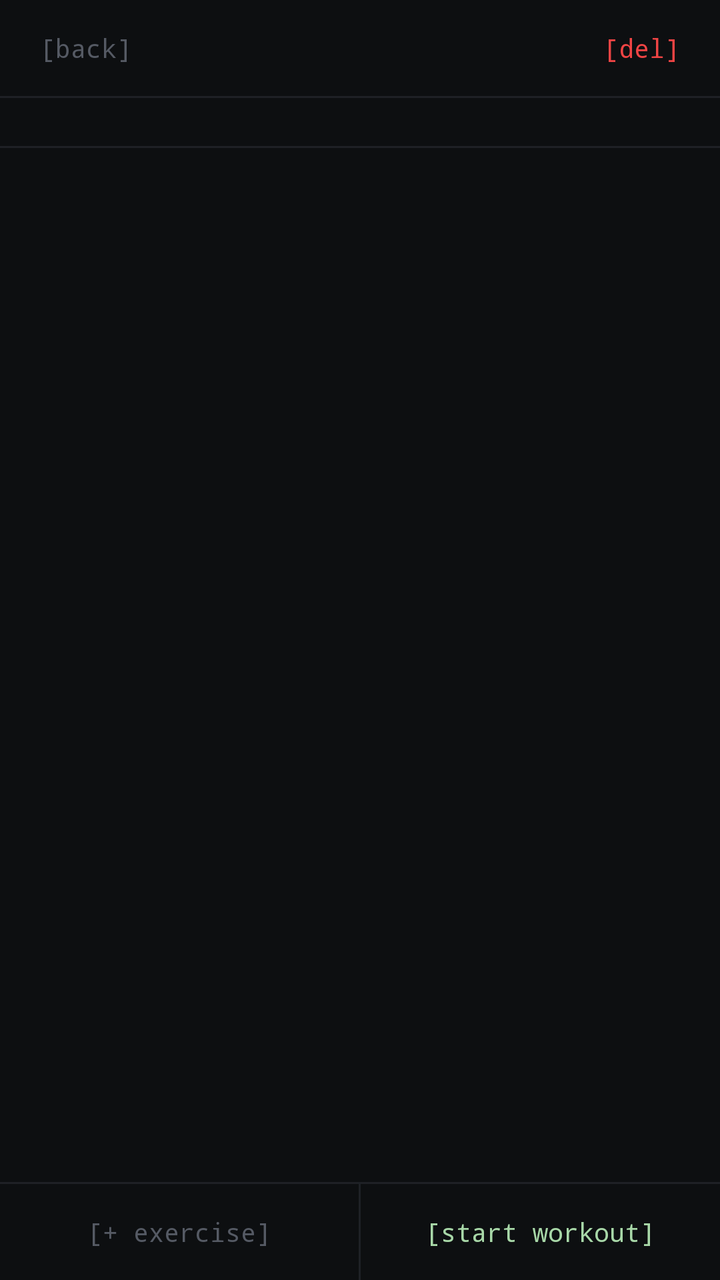
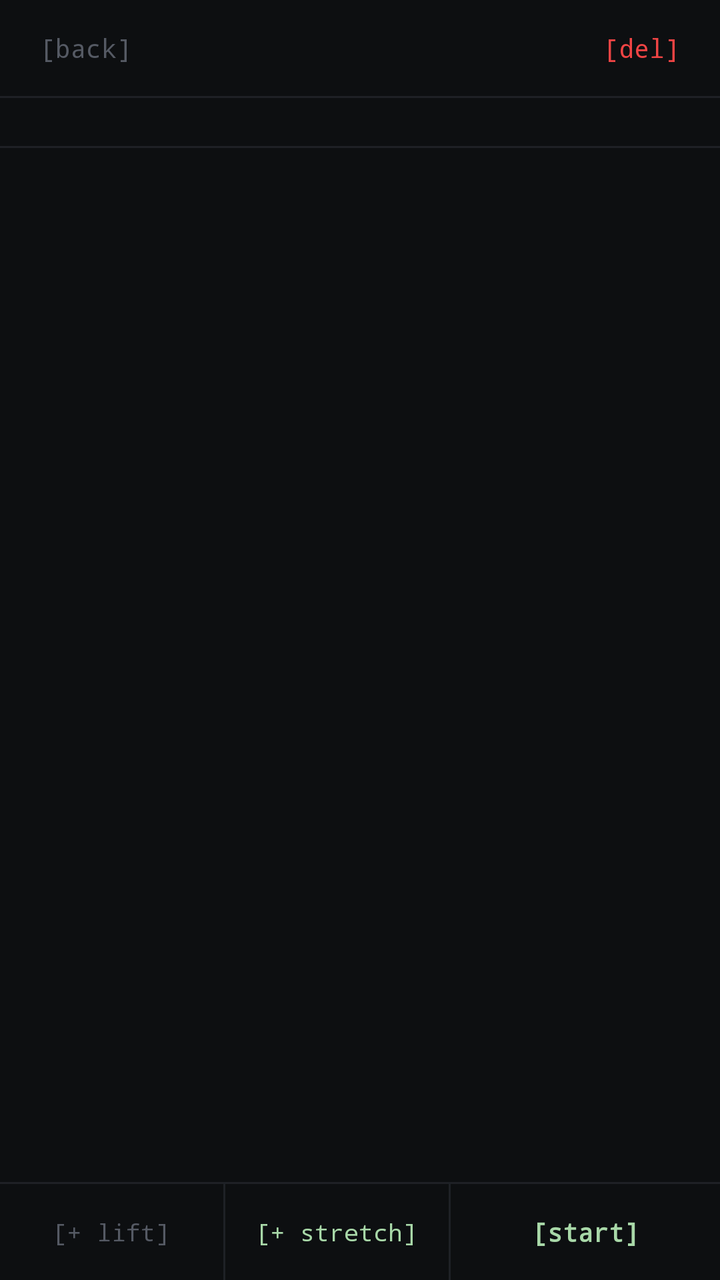

An Android layout rendered at two revisions. The XML below is the earlier revision; the diff shows what the commit changed to produce the second picture.
<!-- AndroidManifest.xml: application theme android:Theme.NoTitleBar -->
<!-- res/layout/activity_plan_detail.xml -->
<?xml version="1.0" encoding="utf-8"?>
<LinearLayout xmlns:android="http://schemas.android.com/apk/res/android"
    android:layout_width="match_parent"
    android:layout_height="match_parent"
    android:orientation="vertical"
    android:background="#0D0F11">

    
    <LinearLayout
        android:layout_width="match_parent"
        android:layout_height="48dp"
        android:orientation="horizontal"
        android:gravity="center_vertical"
        android:paddingLeft="16dp"
        android:paddingRight="16dp">

        <TextView
            android:id="@+id/tvBack"
            android:layout_width="wrap_content"
            android:layout_height="wrap_content"
            android:text="[back]"
            android:textColor="#555A64"
            android:textSize="13sp"
            android:typeface="monospace"
            android:padding="4dp"/>

        <TextView
            android:id="@+id/tvPlanName"
            android:layout_width="0dp"
            android:layout_height="wrap_content"
            android:layout_weight="1"
            android:textColor="#E0E2E6"
            android:textSize="16sp"
            android:typeface="monospace"
            android:textStyle="bold"
            android:gravity="center"
            android:singleLine="true"
            android:ellipsize="end"/>

        <TextView
            android:id="@+id/tvDelete"
            android:layout_width="wrap_content"
            android:layout_height="wrap_content"
            android:text="[del]"
            android:textColor="#EF4444"
            android:textSize="13sp"
            android:typeface="monospace"
            android:padding="4dp"/>
    </LinearLayout>

    <View
        android:layout_width="match_parent"
        android:layout_height="1dp"
        android:background="#1E2126"/>

    
    <LinearLayout
        android:id="@+id/layoutDays"
        android:layout_width="match_parent"
        android:layout_height="wrap_content"
        android:orientation="horizontal"
        android:padding="12dp"
        android:gravity="center"/>

    <View
        android:layout_width="match_parent"
        android:layout_height="1dp"
        android:background="#1E2126"/>

    
    <ListView
        android:id="@+id/lvExercises"
        android:layout_width="match_parent"
        android:layout_height="0dp"
        android:layout_weight="1"
        android:divider="#1E2126"
        android:dividerHeight="1dp"
        android:scrollbars="none"
        android:background="#0D0F11"/>

    <View
        android:layout_width="match_parent"
        android:layout_height="1dp"
        android:background="#1E2126"/>

    
    <LinearLayout
        android:layout_width="match_parent"
        android:layout_height="48dp"
        android:orientation="horizontal"
        android:background="#0D0F11">

        <TextView
            android:id="@+id/tvAddExercise"
            android:layout_width="0dp"
            android:layout_height="match_parent"
            android:layout_weight="1"
            android:text="[+ exercise]"
            android:textColor="#555A64"
            android:textSize="13sp"
            android:typeface="monospace"
            android:gravity="center"
            android:background="@drawable/row_selector"/>

        <View
            android:layout_width="1dp"
            android:layout_height="match_parent"
            android:background="#1E2126"/>

        <TextView
            android:id="@+id/tvStartWorkout"
            android:layout_width="0dp"
            android:layout_height="match_parent"
            android:layout_weight="1"
            android:text="[start workout]"
            android:textColor="#A8D8A8"
            android:textSize="13sp"
            android:typeface="monospace"
            android:gravity="center"
            android:background="@drawable/row_selector"/>
    </LinearLayout>
</LinearLayout>
<!-- resources referenced by this layout -->
<resources>
  <!-- drawable row_selector (drawable) -->
  <?xml version="1.0" encoding="utf-8"?>
  <selector xmlns:android="http://schemas.android.com/apk/res/android">
      <item android:state_pressed="true">
          <color android:color="#1A1C20"/>
      </item>
      <item android:state_focused="true">
          <color android:color="#1A1C20"/>
      </item>
      <item>
          <color android:color="#0D0F11"/>
      </item>
  </selector>
</resources>

<!-- the commit's change to res/layout/activity_plan_detail.xml (unified diff, before → after) -->
@@ -95,9 +95,26 @@
             android:layout_width="0dp"
             android:layout_height="match_parent"
             android:layout_weight="1"
-            android:text="[+ exercise]"
+            android:text="[+ lift]"
             android:textColor="#555A64"
-            android:textSize="13sp"
+            android:textSize="12sp"
+            android:typeface="monospace"
+            android:gravity="center"
+            android:background="@drawable/row_selector"/>
+
+        <View
+            android:layout_width="1dp"
+            android:layout_height="match_parent"
+            android:background="#1E2126"/>
+
+        <TextView
+            android:id="@+id/tvAddStretch"
+            android:layout_width="0dp"
+            android:layout_height="match_parent"
+            android:layout_weight="1"
+            android:text="[+ stretch]"
+            android:textColor="#A8D8A8"
+            android:textSize="12sp"
             android:typeface="monospace"
             android:gravity="center"
             android:background="@drawable/row_selector"/>
@@ -111,11 +128,12 @@
             android:id="@+id/tvStartWorkout"
             android:layout_width="0dp"
             android:layout_height="match_parent"
-            android:layout_weight="1"
-            android:text="[start workout]"
+            android:layout_weight="1.2"
+            android:text="[start]"
             android:textColor="#A8D8A8"
             android:textSize="13sp"
             android:typeface="monospace"
+            android:textStyle="bold"
             android:gravity="center"
             android:background="@drawable/row_selector"/>
     </LinearLayout>
